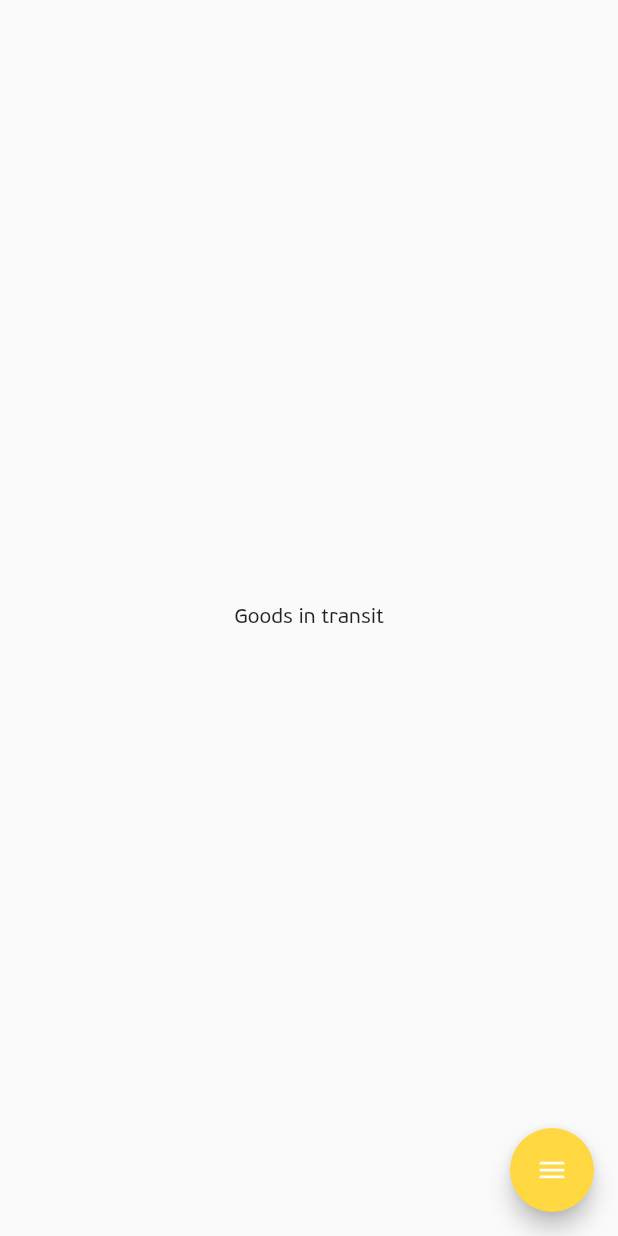
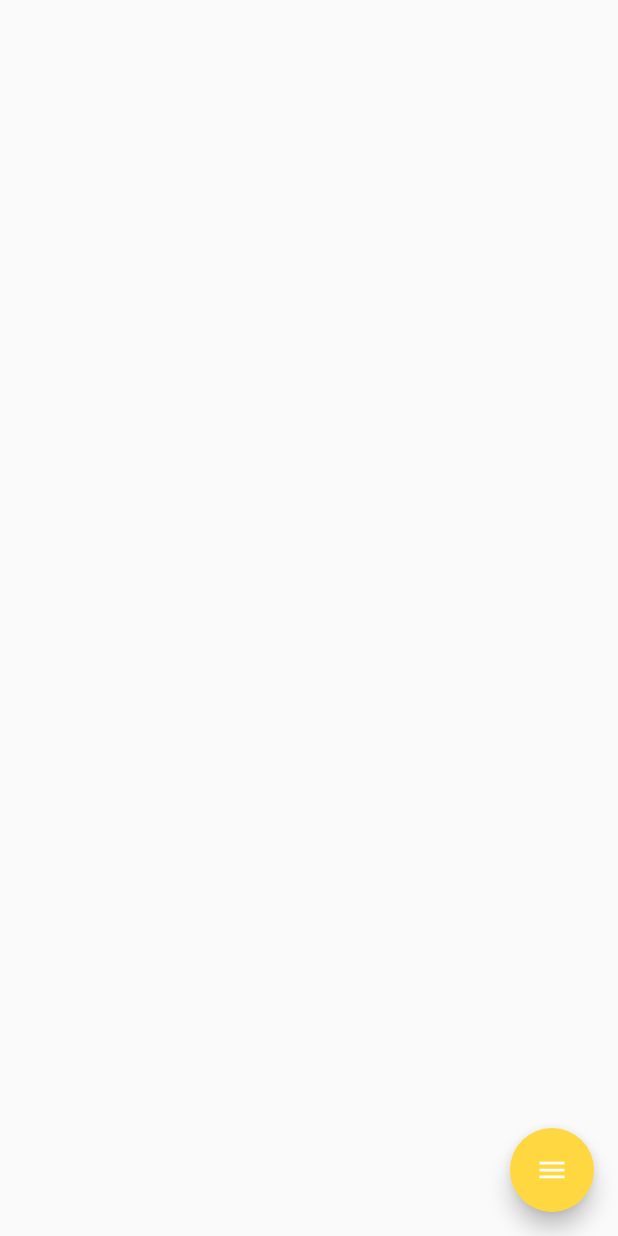
Before and after one commit to Mr-Ashitey/qg_stock_take_app, a Flutter app: the GoodsInTransit screen opened directly, on a phone screen of 412 x 824 dp. Run offline on Flutter 3.47's test engine with Material 3 defaults, Android fonts, the light colour scheme and no system bars; drawn by our look-alikes of flutter_speed_dial.

Commit message:
clear text from goods in transit page

```diff
--- a/lib/screens/stock_take_details/sales/nozzle_tabs/goods_in_transit.dart
+++ b/lib/screens/stock_take_details/sales/nozzle_tabs/goods_in_transit.dart
@@ -17,7 +17,7 @@ class _GoodsInTransitState extends State<GoodsInTransit>
     super.build(context);
     return Scaffold(
       floatingActionButton: buildSpeedDial(),
-      body: const Center(child: Text('Goods in transit')),
+      body: null,
     );
   }
 
```
